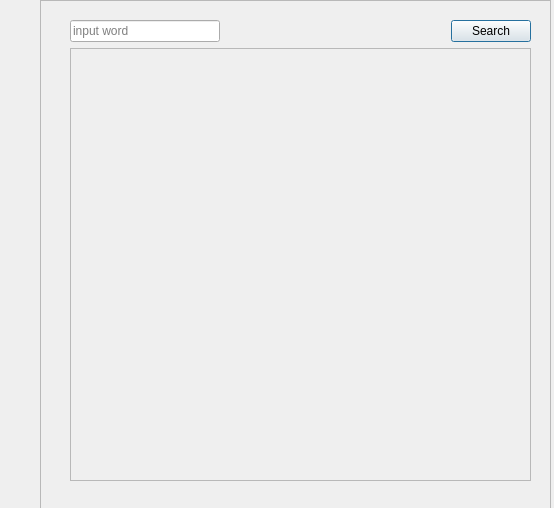
Old version of the form TARDIS.ui in the repository Zhurp2020/TARDIS.
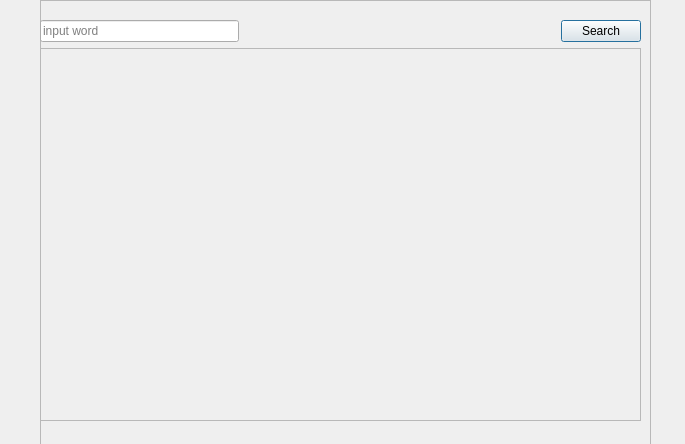
New version of the form.

```diff
--- a/TARDIS.ui
+++ b/TARDIS.ui
@@ -6,8 +6,8 @@
    <rect>
     <x>0</x>
     <y>0</y>
-    <width>554</width>
-    <height>508</height>
+    <width>685</width>
+    <height>444</height>
    </rect>
   </property>
   <property name="font">
@@ -23,7 +23,7 @@
     <rect>
      <x>40</x>
      <y>0</y>
-     <width>511</width>
+     <width>611</width>
      <height>511</height>
     </rect>
    </property>
@@ -36,69 +36,17 @@
    <widget class="QWidget" name="gridLayoutWidget">
     <property name="geometry">
      <rect>
-      <x>30</x>
+      <x>0</x>
       <y>20</y>
-      <width>461</width>
-      <height>461</height>
+      <width>601</width>
+      <height>401</height>
      </rect>
     </property>
     <layout class="QGridLayout" name="gridLayout">
      <property name="bottomMargin">
       <number>0</number>
      </property>
-     <item row="0" column="3">
-      <widget class="QPushButton" name="SearchButton">
-       <property name="text">
-        <string>Search</string>
-       </property>
-      </widget>
-     </item>
-     <item row="0" column="1">
-      <spacer name="horizontalSpacer">
-       <property name="orientation">
-        <enum>Qt::Horizontal</enum>
-       </property>
-       <property name="sizeHint" stdset="0">
-        <size>
-         <width>180</width>
-         <height>20</height>
-        </size>
-       </property>
-      </spacer>
-     </item>
-     <item row="0" column="0">
-      <widget class="QLineEdit" name="WordInput">
-       <property name="minimumSize">
-        <size>
-         <width>150</width>
-         <height>0</height>
-        </size>
-       </property>
-       <property name="text">
-        <string/>
-       </property>
-       <property name="placeholderText">
-        <string>input word</string>
-       </property>
-      </widget>
-     </item>
-     <item row="0" column="2">
-      <widget class="QLabel" name="LoadingLabel">
-       <property name="minimumSize">
-        <size>
-         <width>100</width>
-         <height>0</height>
-        </size>
-       </property>
-       <property name="lineWidth">
-        <number>1</number>
-       </property>
-       <property name="text">
-        <string/>
-       </property>
-      </widget>
-     </item>
-     <item row="1" column="0" colspan="4">
+     <item row="1" column="0" colspan="5">
       <widget class="QScrollArea" name="scrollArea">
        <property name="verticalScrollBarPolicy">
         <enum>Qt::ScrollBarAsNeeded</enum>
@@ -111,8 +59,8 @@
          <rect>
           <x>0</x>
           <y>0</y>
-          <width>457</width>
-          <height>428</height>
+          <width>597</width>
+          <height>368</height>
          </rect>
         </property>
         <property name="minimumSize">
@@ -126,19 +74,165 @@
           <rect>
            <x>0</x>
            <y>0</y>
-           <width>441</width>
-           <height>431</height>
+           <width>591</width>
+           <height>621</height>
           </rect>
          </property>
          <layout class="QGridLayout" name="ResultGridLayout">
           <property name="sizeConstraint">
            <enum>QLayout::SetMinAndMaxSize</enum>
           </property>
+          <property name="bottomMargin">
+           <number>600</number>
+          </property>
+          <item row="0" column="4">
+           <spacer name="horizontalSpacer_6">
+            <property name="orientation">
+             <enum>Qt::Horizontal</enum>
+            </property>
+            <property name="sizeHint" stdset="0">
+             <size>
+              <width>40</width>
+              <height>20</height>
+             </size>
+            </property>
+           </spacer>
+          </item>
+          <item row="0" column="3">
+           <spacer name="horizontalSpacer_5">
+            <property name="orientation">
+             <enum>Qt::Horizontal</enum>
+            </property>
+            <property name="sizeHint" stdset="0">
+             <size>
+              <width>40</width>
+              <height>20</height>
+             </size>
+            </property>
+           </spacer>
+          </item>
+          <item row="0" column="2">
+           <spacer name="horizontalSpacer_3">
+            <property name="orientation">
+             <enum>Qt::Horizontal</enum>
+            </property>
+            <property name="sizeHint" stdset="0">
+             <size>
+              <width>40</width>
+              <height>20</height>
+             </size>
+            </property>
+           </spacer>
+          </item>
+          <item row="0" column="0">
+           <spacer name="horizontalSpacer_4">
+            <property name="orientation">
+             <enum>Qt::Horizontal</enum>
+            </property>
+            <property name="sizeHint" stdset="0">
+             <size>
+              <width>40</width>
+              <height>20</height>
+             </size>
+            </property>
+           </spacer>
+          </item>
+          <item row="0" column="5">
+           <spacer name="horizontalSpacer_2">
+            <property name="orientation">
+             <enum>Qt::Horizontal</enum>
+            </property>
+            <property name="sizeHint" stdset="0">
+             <size>
+              <width>40</width>
+              <height>20</height>
+             </size>
+            </property>
+           </spacer>
+          </item>
+          <item row="0" column="6">
+           <spacer name="horizontalSpacer_7">
+            <property name="orientation">
+             <enum>Qt::Horizontal</enum>
+            </property>
+            <property name="sizeHint" stdset="0">
+             <size>
+              <width>40</width>
+              <height>20</height>
+             </size>
+            </property>
+           </spacer>
+          </item>
+          <item row="0" column="1">
+           <spacer name="horizontalSpacer_8">
+            <property name="orientation">
+             <enum>Qt::Horizontal</enum>
+            </property>
+            <property name="sizeHint" stdset="0">
+             <size>
+              <width>40</width>
+              <height>20</height>
+             </size>
+            </property>
+           </spacer>
+          </item>
          </layout>
         </widget>
        </widget>
       </widget>
      </item>
+     <item row="0" column="4">
+      <widget class="QPushButton" name="SearchButton">
+       <property name="text">
+        <string>Search</string>
+       </property>
+      </widget>
+     </item>
+     <item row="0" column="0">
+      <widget class="QLineEdit" name="WordInput">
+       <property name="minimumSize">
+        <size>
+         <width>100</width>
+         <height>0</height>
+        </size>
+       </property>
+       <property name="text">
+        <string/>
+       </property>
+       <property name="placeholderText">
+        <string>input word</string>
+       </property>
+      </widget>
+     </item>
+     <item row="0" column="3">
+      <widget class="QLabel" name="LoadingLabel">
+       <property name="minimumSize">
+        <size>
+         <width>100</width>
+         <height>0</height>
+        </size>
+       </property>
+       <property name="lineWidth">
+        <number>1</number>
+       </property>
+       <property name="text">
+        <string/>
+       </property>
+      </widget>
+     </item>
+     <item row="0" column="2">
+      <spacer name="horizontalSpacer">
+       <property name="orientation">
+        <enum>Qt::Horizontal</enum>
+       </property>
+       <property name="sizeHint" stdset="0">
+        <size>
+         <width>180</width>
+         <height>20</height>
+        </size>
+       </property>
+      </spacer>
+     </item>
     </layout>
    </widget>
   </widget>
```
